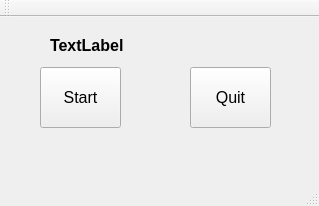
Old version of the form wiringPi/qt4/Blink/mainwindow.ui in the repository lizard20/raspberryPi3.
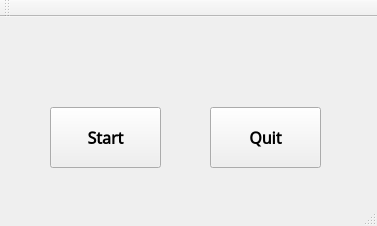
New version of the form.

```diff
--- a/wiringPi/qt4/Blink/mainwindow.ui
+++ b/wiringPi/qt4/Blink/mainwindow.ui
@@ -6,8 +6,8 @@
    <rect>
     <x>0</x>
     <y>0</y>
-    <width>319</width>
-    <height>206</height>
+    <width>377</width>
+    <height>226</height>
    </rect>
   </property>
   <property name="windowTitle">
@@ -17,57 +17,64 @@
    <widget class="QPushButton" name="quitButton">
     <property name="geometry">
      <rect>
-      <x>190</x>
-      <y>50</y>
-      <width>81</width>
+      <x>50</x>
+      <y>90</y>
+      <width>111</width>
       <height>61</height>
      </rect>
     </property>
     <property name="font">
      <font>
+      <family>Noto Sans Brahmi</family>
       <pointsize>12</pointsize>
-     </font>
-    </property>
-    <property name="text">
-     <string>Quit</string>
-    </property>
-   </widget>
-   <widget class="QPushButton" name="blinkButton">
-    <property name="geometry">
-     <rect>
-      <x>40</x>
-      <y>50</y>
-      <width>81</width>
-      <height>61</height>
-     </rect>
-    </property>
-    <property name="font">
-     <font>
-      <pointsize>12</pointsize>
+      <weight>75</weight>
+      <bold>true</bold>
      </font>
     </property>
     <property name="text">
      <string>Start</string>
     </property>
    </widget>
-   <widget class="QLabel" name="status">
+   <widget class="QPushButton" name="pushButtonQuit">
     <property name="geometry">
      <rect>
-      <x>50</x>
-      <y>20</y>
-      <width>230</width>
-      <height>17</height>
+      <x>210</x>
+      <y>90</y>
+      <width>111</width>
+      <height>61</height>
      </rect>
     </property>
     <property name="font">
      <font>
+      <family>Noto Sans Brahmi</family>
       <pointsize>12</pointsize>
       <weight>75</weight>
       <bold>true</bold>
      </font>
     </property>
     <property name="text">
-     <string>TextLabel</string>
+     <string>Quit</string>
+    </property>
+   </widget>
+   <widget class="QLabel" name="labelStatus">
+    <property name="geometry">
+     <rect>
+      <x>50</x>
+      <y>30</y>
+      <width>301</width>
+      <height>31</height>
+     </rect>
+    </property>
+    <property name="font">
+     <font>
+      <family>Noto Sans Brahmi</family>
+      <pointsize>14</pointsize>
+      <weight>50</weight>
+      <bold>false</bold>
+     </font>
+    </property>
+    <property name="text">
+     <string/>
     </property>
    </widget>
   </widget>
```
Left out of the diff: 16 changed lines with no effect on the pictures.
